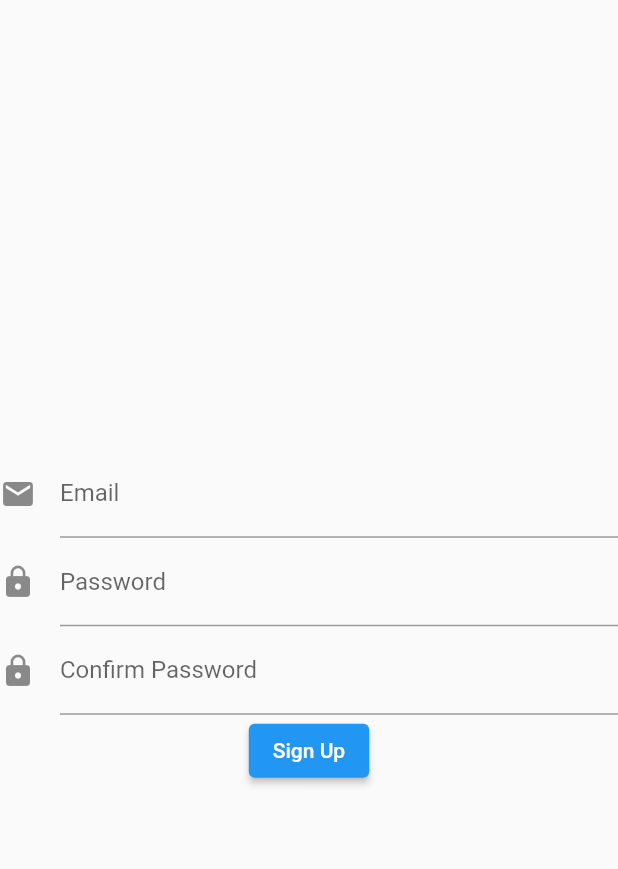
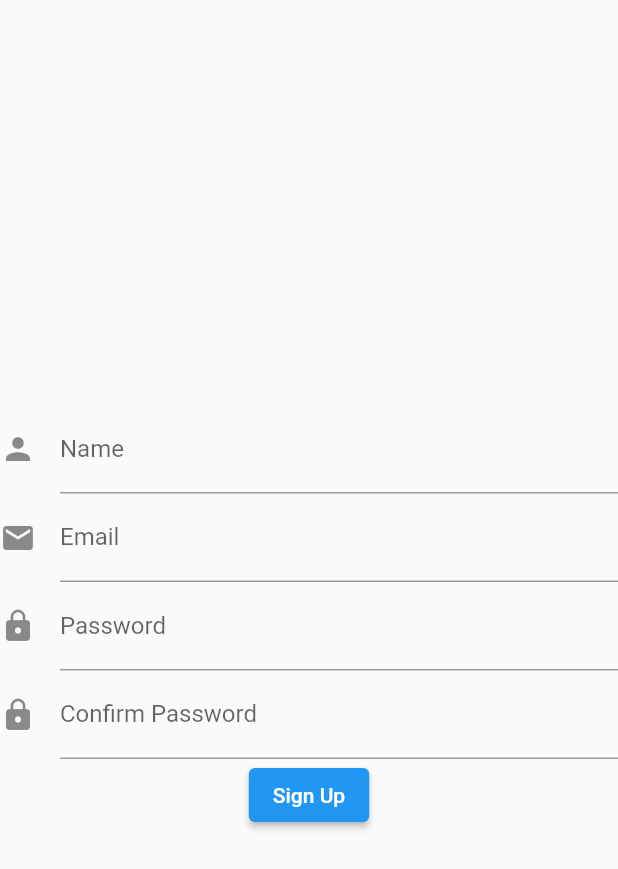
Before and after one commit to jsonwulff/YamatomichiRef, a Flutter app: the SignUpView screen opened by its route, on a phone screen of 412 x 824 dp. Shown: the top 869 px of the screen. Run offline on Flutter 3.47's test engine with Material 2 defaults, Android fonts, the phone set to English and light mode, and no system bars; our stand-ins replace firebase_analytics, firebase_auth, firebase_core, firebase_crashlytics, validators; missing offline and left inert: firebase_performance; accounts and stored records are empty.

Commit message:
Done implementing sign up functionality

```diff
--- a/lib/ui/view/auth/sign_up.dart
+++ b/lib/ui/view/auth/sign_up.dart
@@ -1,5 +1,6 @@
 import 'package:app/middleware/firebase/authentication_service_firebase.dart';
 import 'package:app/middleware/firebase/authentication_validation.dart';
+import 'package:app/ui/components/text_form_field_generator.dart';
 import 'package:flutter/cupertino.dart';
 import 'package:flutter/material.dart';
 import 'package:provider/provider.dart';
@@ -10,54 +11,44 @@ class SignUpView extends StatefulWidget {
 }
 
 class SignUpViewState extends State<SignUpView> {
-  String _name, _email, _password, _confirmPassword, errorMessage;
-
   @override
   Widget build(BuildContext context) {
     final formKey = new GlobalKey<FormState>();
-    final TextEditingController passCont = TextEditingController();
+    final TextEditingController nameController = TextEditingController();
+    final TextEditingController emailController = TextEditingController();
+    final TextEditingController passwordController = TextEditingController();
+    final TextEditingController confirmationPasswordController =
+        TextEditingController();
 
-    // final nameField = TextFormFieldsGenerator.generateFormField(
-    //   _name,
-    //   AuthenticationValidation.validateName,
-    //   'Name',
-    //   iconData: Icons.person,
-    // );
-
-    final emailField = TextFormField(
-      autofocus: false,
-      validator: (email) => AuthenticationValidation.validateEmail(email),
-      onSaved: (value) => _email = value,
-      decoration: const InputDecoration(
-        icon: Icon(Icons.email),
-        labelText: 'Email',
-      ),
+    final nameField = TextInputFormFieldComponent(
+      nameController,
+      AuthenticationValidation.validateName,
+      'Name',
+      iconData: Icons.person,
     );
 
-    final passwordField = TextFormField(
-      autofocus: false,
-      controller: passCont,
-      obscureText: true,
-      validator: (password) =>
-          AuthenticationValidation.validatePassword(password),
-      onSaved: (value) => _password = value,
-      decoration: const InputDecoration(
-        icon: Icon(Icons.lock),
-        labelText: 'Password',
-      ),
+    final emailField = TextInputFormFieldComponent(
+      emailController,
+      AuthenticationValidation.validateEmail,
+      "Email",
+      iconData: Icons.email,
     );
 
-    final confirmPassword = TextFormField(
-      autofocus: false,
-      validator: (password) =>
-          AuthenticationValidation.validateConfirmationPassword(
-              password, passCont.text),
-      onSaved: (value) => _confirmPassword = value,
-      obscureText: true,
-      decoration: const InputDecoration(
-        icon: Icon(Icons.lock),
-        labelText: 'Confirm Password',
-      ),
+    final passwordField = TextInputFormFieldComponent(
+      passwordController,
+      AuthenticationValidation.validatePassword,
+      "Password",
+      iconData: Icons.lock,
+      isTextObscured: true,
+    );
+
+    final confirmPasswordField = TextInputFormFieldComponent(
+      confirmationPasswordController,
+      AuthenticationValidation.validateConfirmationPassword,
+      "Confirm Password",
+      iconData: Icons.lock,
+      isTextObscured: true,
+      optionalController: passwordController,
     );
 
     trySignUpUser() async {
@@ -66,7 +57,7 @@ class SignUpViewState extends State<SignUpView> {
         form.save();
         var value = await context
             .read<AuthenticationService>()
-            .signUpUserWithEmailAndPassword(email: _email, password: _password);
+            .signUpUserWithEmailAndPassword(email: emailController.text, password: passwordController.text);
         if (value == 'Success') {
           Navigator.pushNamed(context, "/");
         } else {
@@ -85,10 +76,10 @@ class SignUpViewState extends State<SignUpView> {
             child: Column(
               mainAxisAlignment: MainAxisAlignment.center,
               children: [
-                // nameField,
+                nameField,
                 emailField,
                 passwordField,
-                confirmPassword,
+                confirmPasswordField,
                 ElevatedButton(
                   onPressed: trySignUpUser,
                   child: Text("Sign Up"),
```
Also changed, not shown: lib/ui/components/text_form_field_generator.dart (+17 -37 lines).
